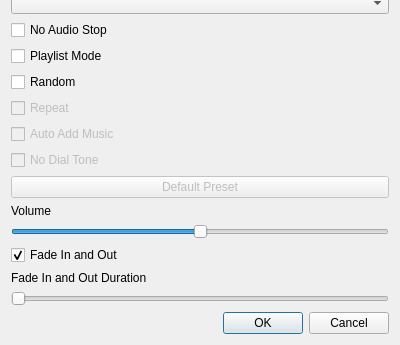
Before: the Qt Designer form IntercomMusicPlayer/settings.ui in wiihoffmann/Intercom-Audioplayer, drawn with Qt 5; both pictures show x 0 to 400 and y 169 to 514 of the 400 by 514 pixel window.
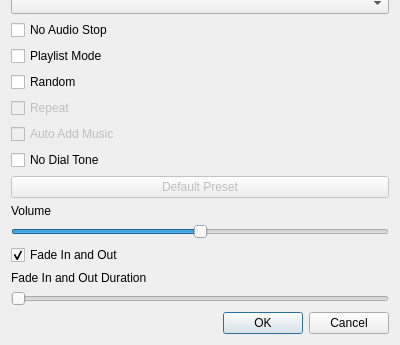
After: the same form once the commit is applied.

What changed in the file:
```diff
--- a/IntercomMusicPlayer/settings.ui
+++ b/IntercomMusicPlayer/settings.ui
@@ -37,7 +37,7 @@
    <item row="13" column="0">
     <widget class="QCheckBox" name="noDialTone_Checkbox">
      <property name="enabled">
-      <bool>false</bool>
+      <bool>true</bool>
      </property>
      <property name="text">
       <string>No Dial Tone</string>
```
